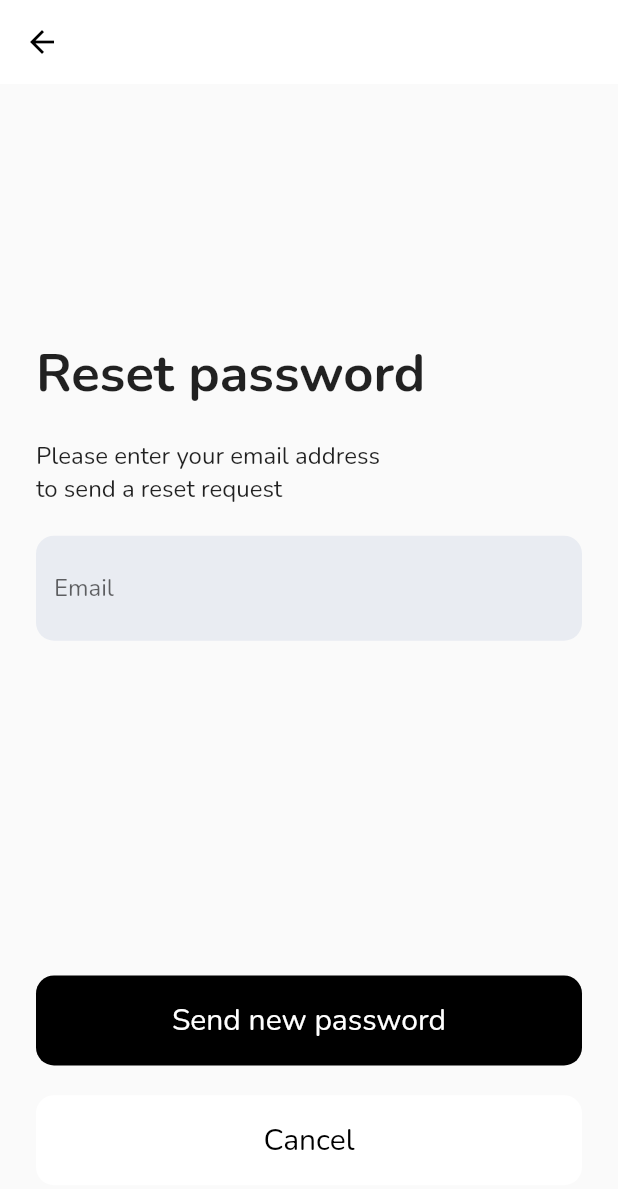
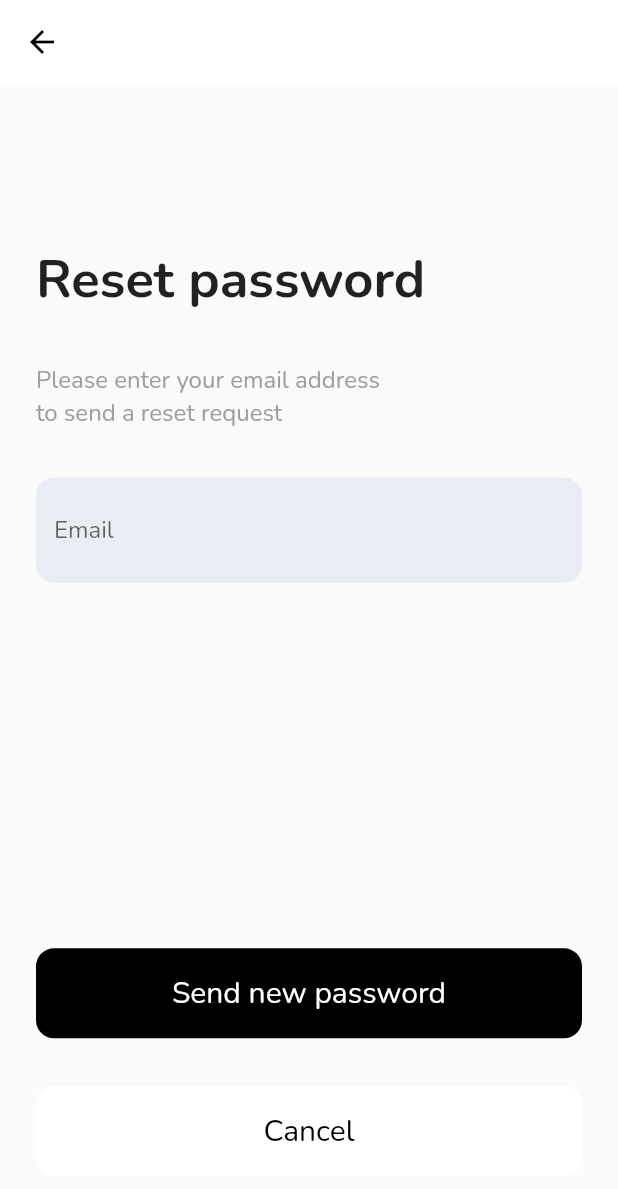
Before and after one commit to wahedzaman/get_it_done, a Flutter app: the ResetPassword screen opened directly, on a phone screen of 412 x 824 dp. Shown: the top 1189 px of the screen. Run offline on Flutter 3.47's test engine with Material 2 defaults, Android fonts, the light colour scheme and no system bars; our stand-ins replace gap, get.

Commit message:
Reset password screen has been updated

```diff
--- a/lib/ui/screens/auth/reset_password.dart
+++ b/lib/ui/screens/auth/reset_password.dart
@@ -28,22 +28,19 @@ class _ResetPasswordState extends State<ResetPassword> {
             mainAxisAlignment: MainAxisAlignment.spaceAround,
             crossAxisAlignment: CrossAxisAlignment.start,
             children: [
-              gap48,
-              gap48,
+              Container(height: 35,),
               const Text(
                   "Reset password",
                    style: TextStyle(fontSize: 35, fontWeight: FontWeight.bold)
               ),
               const Text(
                   "Please enter your email address\nto send a reset request",
-                  style: TextStyle(fontSize: 16)
+                  style: TextStyle(fontSize: 16, color: Colors.grey)
               ),
               const AppEditText(
                 hint: "Email",
               ),
-              gap48,
-              gap48,
-              gap48,
+              Container(height: 180,),
               AppButton(
                   onTap: (){},
                   title: "Send new password"
```
